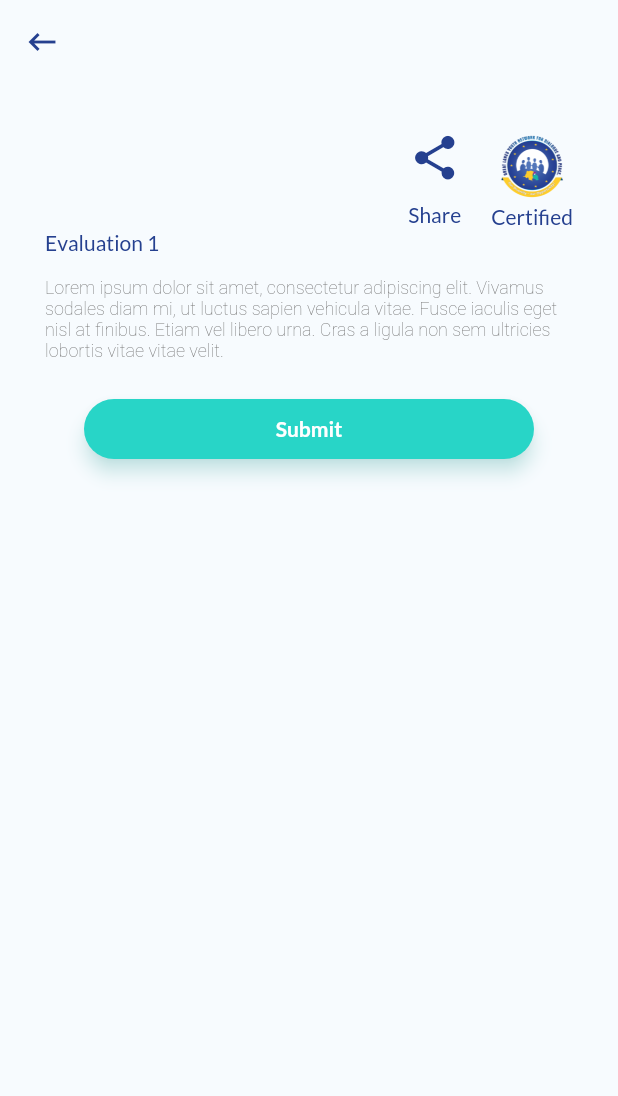
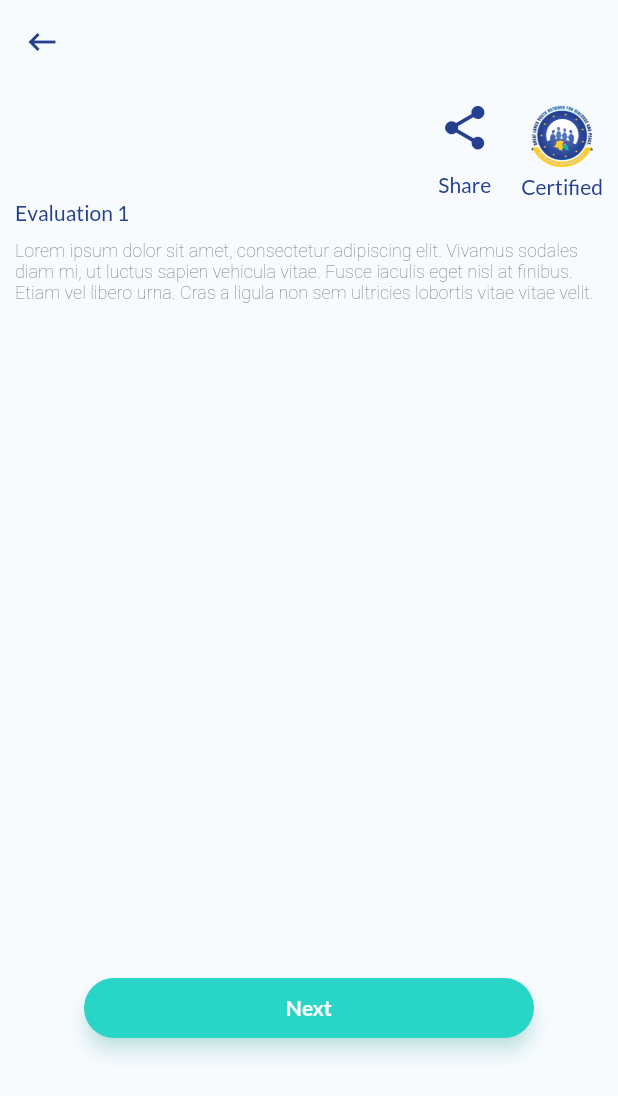
Before and after one commit to manassur/youth_action_handbook, a Flutter app: the EvaluationScreen screen opened directly with empty values, on a phone screen of 412 x 824 dp. Shown: the top 1096 px of the screen. Run offline on Flutter 3.47's test engine with Material 2 defaults, Android fonts, the light colour scheme and no system bars; our stand-ins replace another_flushbar, bloc, cached_network_image, cloud_firestore, country_code_picker, equatable and 15 more; missing offline and left inert: onesignal_flutter; accounts and stored records are empty; network calls fail.

Commit message:
Changed quiz page to have next button

```diff
--- a/lib/screens/evaluation.dart
+++ b/lib/screens/evaluation.dart
@@ -35,7 +35,10 @@
   DatabaseService? dbservice;
   TextEditingController _captionController = TextEditingController();
   bool _isLoading = false;
-
+  final _controller = new PageController();
+  static const _kDuration = const Duration(milliseconds: 300);
+  static const _kCurve = Curves.ease;
+  int? currentIndex=0;
   @override
   initState() {
     super.initState();
@@ -78,9 +81,8 @@
           },
         ),
       ),
-      body: SingleChildScrollView(
-        child: Padding(
-          padding:  EdgeInsets.all(30.0),
+      body: Padding(
+        padding:  EdgeInsets.all(10.0),
         child: Column(
           crossAxisAlignment: CrossAxisAlignment.start,
           children: [
@@ -114,7 +116,7 @@
               ],
             ),
             Text('Evaluation 1',style: TextStyle(color: AppColors.colorBluePrimary),),
-           const   SizedBox(height: 15,),
+           const  SizedBox(height: 10,),
             RichText(
               text: TextSpan(
                   text: 'Lorem ipsum dolor sit amet, consectetur adipiscing elit. Vivamus sodales diam mi, ut luctus sapien vehicula vitae. Fusce iaculis eget nisl at finibus. Etiam vel libero urna. Cras a ligula non sem ultricies lobortis vitae vitae velit.',
@@ -124,7 +126,7 @@
                       fontWeight: FontWeight.w200),
                   children: const <TextSpan>[]),
             ),
-              SizedBox(height: 25,),
+            SizedBox(height: 20,),
 
          // const   QuestionWidget(
          //      // number:widget.quiz!.questions!,
@@ -135,13 +137,25 @@
           //  TypeAnswerWidget(),
          //    SizedBox(height: 25,),
 
-              ListView.builder(
-                shrinkWrap: true,
+            SizedBox(
+              height: 420,
+              child: PageView.builder(
+                onPageChanged: (index){
+                  setState(() {
+                    currentIndex=index;
+                  });
+                },
+                controller: _controller,
                 itemCount: widget.quiz!.questions!.length,
                 physics: NeverScrollableScrollPhysics(),
                 itemBuilder: (context, index){
                   Questions question = widget.quiz!.questions![index];
-                  return Column(
+                  return Card(
+                    elevation: 5,
+                    color: Colors.white,
+                    child: Container(
+                      padding: EdgeInsets.all(20),
+                      child: Column(
                         children: [
                           QuestionWidget(
                               number:question.id,
@@ -172,12 +186,15 @@
                               }, separatorBuilder: (ctx,pos){
                             return Divider();
                           }, ),
-                      SizedBox(height: 25,),
                         ],
+                      ),
+                    ),
                   );
                 },
 
               ),
+            ),
+            SizedBox(height:10),
             Row(
               mainAxisAlignment: MainAxisAlignment.center,
               children: [
@@ -193,9 +210,15 @@
                             RoundedRectangleBorder(
                               borderRadius: BorderRadius.circular(30.0),
                             ))),
-                      child: Text('Submit',style: TextStyle(fontWeight: FontWeight.bold,color: Colors.white),),
+                    child: Text(currentIndex==widget.quiz!.questions!.length-1?'Submit':'Next',style: TextStyle(fontWeight: FontWeight.bold,color: Colors.white),),
                     onPressed: () {
+                      if(currentIndex==widget.quiz!.questions!.length-1){
                         calculateScoreAndSaveQuiz();
+                      }else{
+                        _controller.nextPage(duration: _kDuration, curve: _kCurve);
+
+                      }
+
                     },
                   ),
                 ),
@@ -205,7 +228,6 @@
           ],
         ),
       ),
-      ),
     );
   }
 
--- a/lib/widgets/multiple_choice_item.dart
+++ b/lib/widgets/multiple_choice_item.dart
@@ -17,7 +17,7 @@
   @override
   Widget build(BuildContext context) {
     return Padding(
-      padding: const EdgeInsets.all(15.0),
+      padding: const EdgeInsets.all(10.0),
       child:   Row(
         children: [
           Column(
```
Lines whose indentation alone changed are shown as unchanged.
